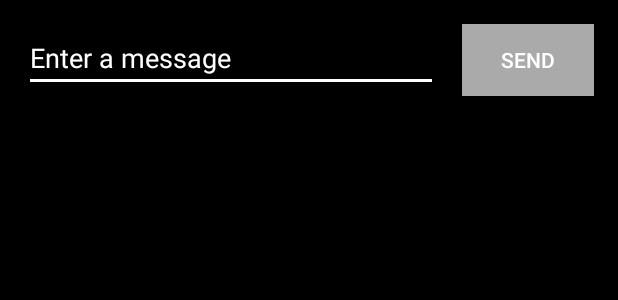
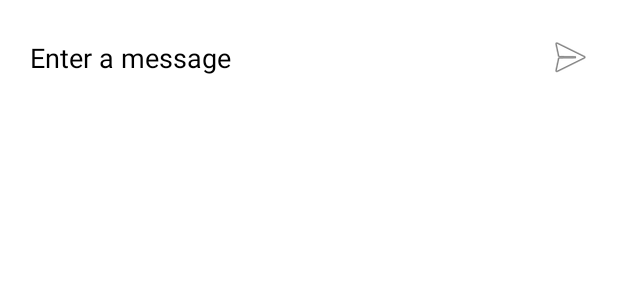
Before and after one commit to jerryczhang/firstapp, an Android app: the layout activity_main.xml on its own in the app's theme, with its tools: preview values and no code run, on a phone screen of 412 x 824 dp. Shown: the top 300 px of the screen. Run offline under Robolectric (Android 15) with nearby library versions, the phone set to English and light mode, and no system bars.

Commit message:
Replace send button with send icon

```diff
--- a/app/src/main/res/layout/activity_main.xml
+++ b/app/src/main/res/layout/activity_main.xml
@@ -4,26 +4,8 @@
     xmlns:tools="http://schemas.android.com/tools"
     android:layout_width="match_parent"
     android:layout_height="match_parent"
-    android:background="@android:color/black"
+    android:background="@android:color/white"
     tools:context=".MainActivity">
-
-    <Button
-        android:id="@+id/button"
-        style="@style/Widget.AppCompat.Button.Colored"
-        android:layout_width="wrap_content"
-        android:layout_height="wrap_content"
-        android:layout_marginStart="16dp"
-        android:layout_marginEnd="16dp"
-        android:background="@android:color/darker_gray"
-        android:onClick="sendMessage"
-        android:text="@string/button_send"
-        android:textColor="#FFFFFF"
-        android:textColorHighlight="#FFFFFF"
-        android:textColorLink="#FFFFFF"
-        app:layout_constraintBaseline_toBaselineOf="@+id/editText"
-        app:layout_constraintEnd_toEndOf="parent"
-        app:layout_constraintHorizontal_bias="0.5"
-        app:layout_constraintStart_toEndOf="@+id/editText" />
 
     <EditText
         android:id="@+id/editText"
@@ -35,9 +17,26 @@
         android:ems="10"
         android:inputType="textPersonName"
         android:text="@string/edit_message"
-        android:textColor="#FFFFFF"
-        app:layout_constraintEnd_toStartOf="@+id/button"
+        android:textColor="#000000"
+        android:textColorHint="#000000"
+        app:layout_constraintEnd_toStartOf="@+id/imageView2"
         app:layout_constraintHorizontal_bias="0.5"
         app:layout_constraintStart_toStartOf="parent"
         app:layout_constraintTop_toTopOf="parent" />
+
+    <ImageView
+        android:id="@+id/imageView2"
+        android:layout_width="wrap_content"
+        android:layout_height="44dp"
+        android:layout_marginStart="16dp"
+        android:layout_marginTop="16dp"
+        android:layout_marginEnd="16dp"
+        android:clickable="true"
+        android:onClick="sendMessage"
+        app:layout_constraintEnd_toEndOf="parent"
+        app:layout_constraintHorizontal_bias="0.5"
+        app:layout_constraintStart_toEndOf="@+id/editText"
+        app:layout_constraintTop_toTopOf="parent"
+        app:srcCompat="@android:drawable/ic_menu_send" />
+
 </androidx.constraintlayout.widget.ConstraintLayout>
--- a/app/src/main/res/values/styles.xml
+++ b/app/src/main/res/values/styles.xml
@@ -1,7 +1,7 @@
 <resources>
 
     <!-- Base application theme. -->
-    <style name="AppTheme" parent="Theme.AppCompat.Light.DarkActionBar">
+    <style name="AppTheme" parent="Theme.AppCompat.Light.NoActionBar">
         <!-- Customize your theme here. -->
         <item name="colorPrimary">@color/colorPrimary</item>
         <item name="colorPrimaryDark">@color/colorPrimaryDark</item>
```
